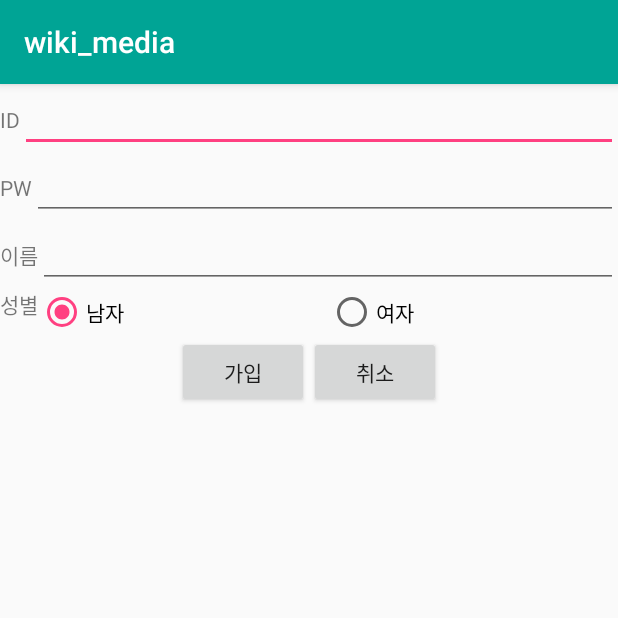
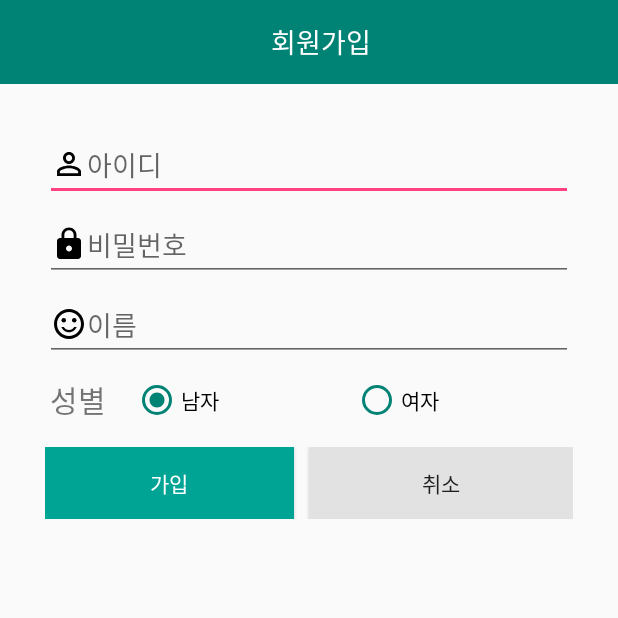
Before and after one commit to chltjdus27/DBProject, an Android app: the screen it shows after launch (SignUpActivity), after a tap on "회원가입", on a phone screen of 412 x 824 dp, the top half of it. Run offline under Robolectric (Android 15) with nearby library versions, the phone set to English and light mode, and no system bars; our stand-ins replace Volley.

Commit message:
로그인/회원가입 레이아웃

```diff
--- a/app/build.gradle
+++ b/app/build.gradle
@@ -23,6 +23,7 @@ dependencies {
     implementation 'com.android.support:appcompat-v7:26.1.0'
     implementation 'com.android.support.constraint:constraint-layout:1.1.0'
     implementation 'com.android.volley:volley:1.0.0'
+    compile 'com.android.support:design:26.1.0'
     testImplementation 'junit:junit:4.12'
     androidTestImplementation('com.android.support.test:runner:1.0.2', {
         exclude group: 'com.android.support', module: 'support-annotations'
--- a/app/src/main/AndroidManifest.xml
+++ b/app/src/main/AndroidManifest.xml
@@ -19,7 +19,9 @@
                 <category android:name="android.intent.category.LAUNCHER" />
             </intent-filter>
         </activity>
-        <activity android:name=".SignUpActivity" />
+        <activity android:name=".SignUpActivity"
+            android:theme="@style/AppTheme.NoActionBar"/>
+
         <activity android:name=".MyMusicActivity" />
         <activity android:name=".GroupMusicActivity" />
         <activity android:name=".HomeActivity"></activity>
--- a/app/src/main/java/com/example/seoyeon/wiki_media/LoginActivity.java
+++ b/app/src/main/java/com/example/seoyeon/wiki_media/LoginActivity.java
@@ -7,9 +7,11 @@ import android.os.Looper;
 import android.os.StrictMode;
 import android.support.v7.app.AppCompatActivity;
 import android.os.Bundle;
+import android.text.Html;
 import android.util.Log;
 import android.view.View;
 import android.widget.EditText;
+import android.widget.TextView;
 import android.widget.Toast;
 
 import org.apache.http.HttpEntity;
@@ -33,6 +35,7 @@ import java.util.List;
 public class LoginActivity extends AppCompatActivity {
 
     private EditText userId ,userPw;
+    private TextView btn_signUp;
     private HttpPost httpPost;
     private HttpResponse response;
     private HttpClient httpclient;
@@ -52,6 +55,10 @@ public class LoginActivity extends AppCompatActivity {
 
         userId = (EditText)findViewById(R.id.userId);
         userPw = (EditText)findViewById(R.id.userPw);
+        btn_signUp = (TextView)findViewById(R.id.btn_signUp);
+
+        String str = "회원가입";
+        btn_signUp.setText(Html.fromHtml("<u>" + str + "</u>"));
 
         findViewById(R.id.btn_login).setOnClickListener(new View.OnClickListener() {
             @Override
@@ -67,7 +74,7 @@ public class LoginActivity extends AppCompatActivity {
             }
         });
 
-        findViewById(R.id.btn_signUp).setOnClickListener(new View.OnClickListener() {
+        btn_signUp.setOnClickListener(new View.OnClickListener() {
             @Override
             public void onClick(View view) {
                 Intent intent = new Intent(LoginActivity.this, SignUpActivity.class);
--- a/app/src/main/java/com/example/seoyeon/wiki_media/SignUpActivity.java
+++ b/app/src/main/java/com/example/seoyeon/wiki_media/SignUpActivity.java
@@ -3,9 +3,11 @@ package com.example.seoyeon.wiki_media;
 import android.app.ProgressDialog;
 import android.content.Intent;
 import android.os.AsyncTask;
+import android.support.v7.app.ActionBar;
 import android.support.v7.app.AlertDialog;
 import android.support.v7.app.AppCompatActivity;
 import android.os.Bundle;
+import android.support.v7.widget.Toolbar;
 import android.util.Log;
 import android.view.View;
 import android.widget.Button;
@@ -37,6 +39,13 @@ public class SignUpActivity extends AppCompatActivity {
     protected void onCreate(Bundle savedInstanceState) {
         super.onCreate(savedInstanceState);
         setContentView(R.layout.activity_sign_up);
+
+        Toolbar toolbar = (Toolbar)findViewById(R.id.signUp_toolbar);
+        setSupportActionBar(toolbar);
+
+        ActionBar actionBar = getSupportActionBar();
+        actionBar.setDisplayShowCustomEnabled(true); //커스터마이징 하기 위해 필요
+        actionBar.setDisplayShowTitleEnabled(false);
 
         id = findViewById(R.id.id);
         pw = findViewById(R.id.passwd);
--- /dev/null
+++ b/app/src/main/res/drawable/ic_https_black_24dp.xml
@@ -0,0 +1,9 @@
+<vector xmlns:android="http://schemas.android.com/apk/res/android"
+        android:width="24dp"
+        android:height="24dp"
+        android:viewportWidth="24.0"
+        android:viewportHeight="24.0">
+    <path
+        android:fillColor="#FF000000"
+        android:pathData="M18,8h-1L17,6c0,-2.76 -2.24,-5 -5,-5S7,3.24 7,6v2L6,8c-1.1,0 -2,0.9 -2,2v10c0,1.1 0.9,2 2,2h12c1.1,0 2,-0.9 2,-2L20,10c0,-1.1 -0.9,-2 -2,-2zM12,17c-1.1,0 -2,-0.9 -2,-2s0.9,-2 2,-2 2,0.9 2,2 -0.9,2 -2,2zM15.1,8L8.9,8L8.9,6c0,-1.71 1.39,-3.1 3.1,-3.1 1.71,0 3.1,1.39 3.1,3.1v2z"/>
+</vector>
--- /dev/null
+++ b/app/src/main/res/drawable/ic_person_outline_black_24dp.xml
@@ -0,0 +1,9 @@
+<vector xmlns:android="http://schemas.android.com/apk/res/android"
+        android:width="24dp"
+        android:height="24dp"
+        android:viewportWidth="24.0"
+        android:viewportHeight="24.0">
+    <path
+        android:fillColor="#FF000000"
+        android:pathData="M12,5.9c1.16,0 2.1,0.94 2.1,2.1s-0.94,2.1 -2.1,2.1S9.9,9.16 9.9,8s0.94,-2.1 2.1,-2.1m0,9c2.97,0 6.1,1.46 6.1,2.1v1.1L5.9,18.1L5.9,17c0,-0.64 3.13,-2.1 6.1,-2.1M12,4C9.79,4 8,5.79 8,8s1.79,4 4,4 4,-1.79 4,-4 -1.79,-4 -4,-4zM12,13c-2.67,0 -8,1.34 -8,4v3h16v-3c0,-2.66 -5.33,-4 -8,-4z"/>
+</vector>
--- /dev/null
+++ b/app/src/main/res/drawable/ic_sentiment_satisfied_black_24dp.xml
@@ -0,0 +1,15 @@
+<vector xmlns:android="http://schemas.android.com/apk/res/android"
+        android:width="24dp"
+        android:height="24dp"
+        android:viewportWidth="24.0"
+        android:viewportHeight="24.0">
+    <path
+        android:fillColor="#FF000000"
+        android:pathData="M15.5,9.5m-1.5,0a1.5,1.5 0,1 1,3 0a1.5,1.5 0,1 1,-3 0"/>
+    <path
+        android:fillColor="#FF000000"
+        android:pathData="M8.5,9.5m-1.5,0a1.5,1.5 0,1 1,3 0a1.5,1.5 0,1 1,-3 0"/>
+    <path
+        android:fillColor="#FF000000"
+        android:pathData="M11.99,2C6.47,2 2,6.48 2,12s4.47,10 9.99,10C17.52,22 22,17.52 22,12S17.52,2 11.99,2zM12,20c-4.42,0 -8,-3.58 -8,-8s3.58,-8 8,-8 8,3.58 8,8 -3.58,8 -8,8zM12,16c-1.48,0 -2.75,-0.81 -3.45,-2L6.88,14c0.8,2.05 2.79,3.5 5.12,3.5s4.32,-1.45 5.12,-3.5h-1.67c-0.7,1.19 -1.97,2 -3.45,2z"/>
+</vector>
--- a/app/src/main/res/layout/activity_sign_up.xml
+++ b/app/src/main/res/layout/activity_sign_up.xml
@@ -7,21 +7,52 @@
     android:orientation="vertical"
     tools:context="com.example.seoyeon.wiki_media.SignUpActivity">
 
+    <android.support.v7.widget.Toolbar
+        android:id="@+id/signUp_toolbar"
+        android:layout_width="match_parent"
+        android:layout_height="wrap_content"
+        android:minHeight="?attr/actionBarSize"
+        android:background="@color/colorPrimaryDark">
+
+        <TextView
+            android:layout_width="match_parent"
+            android:layout_height="wrap_content"
+            android:text="회원가입"
+            android:textColor="#ffffff"
+            android:gravity="center"
+            android:textAppearance="@style/TextAppearance.AppCompat.Medium" />
+
+    </android.support.v7.widget.Toolbar>
+
     <LinearLayout
         android:layout_width="match_parent"
-        android:layout_height="wrap_content"
-        android:orientation="horizontal">
-
-        <TextView
-            android:layout_width="wrap_content"
-            android:layout_height="wrap_content"
-            android:text="ID"/>
-
+        android:layout_height="match_parent"
+        android:orientation="vertical"
+        android:padding="30dp">
         <EditText
             android:id="@+id/id"
             android:layout_width="match_parent"
-            android:layout_height="wrap_content" />
-    </LinearLayout>
+            android:layout_height="wrap_content"
+            android:drawableLeft="@drawable/ic_person_outline_black_24dp"
+            android:hint="아이디"
+            android:layout_marginBottom="5dp"/>
+
+        <EditText
+            android:id="@+id/passwd"
+            android:layout_width="match_parent"
+            android:layout_height="wrap_content"
+            android:inputType="textPassword"
+            android:drawableLeft="@drawable/ic_https_black_24dp"
+            android:hint="비밀번호"
+            android:layout_marginBottom="5dp"/>
+
+        <EditText
+            android:id="@+id/name"
+            android:layout_width="match_parent"
+            android:layout_height="wrap_content"
+            android:drawableLeft="@drawable/ic_sentiment_satisfied_black_24dp"
+            android:hint="이름"
+            android:layout_marginBottom="10dp"/>
 
         <LinearLayout
             android:layout_width="match_parent"
@@ -29,61 +60,37 @@
             android:orientation="horizontal">
 
             <TextView
-            android:layout_width="wrap_content"
+                android:layout_width="0dp"
                 android:layout_height="wrap_content"
-            android:text="PW"/>
-
-        <EditText
-            android:id="@+id/passwd"
-            android:layout_width="match_parent"
-            android:layout_height="wrap_content"
-            android:inputType="textPassword"
-            />
-    </LinearLayout>
-    <LinearLayout
-        android:layout_width="match_parent"
-        android:layout_height="wrap_content"
-        android:orientation="horizontal">
-
-        <TextView
-            android:layout_width="wrap_content"
-            android:layout_height="wrap_content"
-            android:text="이름"/>
-
-        <EditText
-            android:id="@+id/name"
-            android:layout_width="match_parent"
-            android:layout_height="wrap_content" />
-    </LinearLayout>
-    <LinearLayout
-        android:layout_width="match_parent"
-        android:layout_height="wrap_content"
-        android:orientation="horizontal">
-
-        <TextView
-            android:layout_width="wrap_content"
-            android:layout_height="wrap_content"
-            android:text="성별"/>
+                android:layout_weight="1"
+                android:text="성별"
+                android:textSize="20sp"
+                android:paddingLeft="3dp"
+                android:layout_gravity="center"/>
 
             <RadioGroup
                 android:id="@+id/radioGroup"
-            android:layout_width="match_parent"
+                android:layout_width="0dp"
                 android:layout_height="wrap_content"
+                android:layout_weight="5"
                 android:orientation="horizontal">
+
                 <RadioButton
                     android:id="@+id/rb_male"
                     android:text="남자"
                     android:layout_width="0dp"
                     android:layout_height="wrap_content"
                     android:layout_weight="1"
-                android:checked="true"/>
+                    android:checked="true"
+                    android:buttonTint="#008275"/>
 
                 <RadioButton
                     android:id="@+id/rb_female"
                     android:text="여자"
                     android:layout_width="0dp"
                     android:layout_height="wrap_content"
-                android:layout_weight="1" />
+                    android:layout_weight="1"
+                    android:buttonTint="#008275"/>
             </RadioGroup>
 
         </LinearLayout>
@@ -92,20 +99,29 @@
             android:layout_width="match_parent"
             android:layout_height="wrap_content"
             android:orientation="horizontal"
-        android:gravity="center">
+            android:gravity="center"
+            android:layout_marginTop="15dp">
 
             <Button
                 android:id="@+id/btn_register"
-            android:layout_width="wrap_content"
+                android:layout_width="match_parent"
                 android:layout_height="wrap_content"
+                android:layout_weight="1"
                 android:text="가입"
-            android:onClick="insert"/>
+                android:onClick="insert"
+                android:background="#00A495"
+                android:textColor="#ffffff"
+                android:layout_marginRight="10dp"/>
 
             <Button
                 android:id="@+id/btn_cancel"
-            android:layout_width="wrap_content"
+                android:layout_width="match_parent"
                 android:layout_height="wrap_content"
-            android:text="취소"/>
+                android:layout_weight="1"
+                android:text="취소"
+                android:background="#e2e2e2"/>
         </LinearLayout>
 
     </LinearLayout>
+
+</LinearLayout>
--- a/app/src/main/res/values/styles.xml
+++ b/app/src/main/res/values/styles.xml
@@ -3,9 +3,14 @@
     <!-- Base application theme. -->
     <style name="AppTheme" parent="Theme.AppCompat.Light.DarkActionBar">
         <!-- Customize your theme here. -->
-        <item name="colorPrimary">@color/colorPrimary</item>
+        <item name="colorPrimary">@color/colorPrimaryDark</item>
         <item name="colorPrimaryDark">@color/colorPrimaryDark</item>
         <item name="colorAccent">@color/colorAccent</item>
     </style>
 
+    <style name="AppTheme.NoActionBar">
+        <item name="windowActionBar">false</item>
+        <item name="windowNoTitle">true</item>
+    </style>
+
 </resources>
```
Also changed, not shown: app/src/main/res/layout/activity_login.xml (+68 -38 lines), app/src/main/res/drawable/logo.png (added). Lines whose indentation alone changed are shown as unchanged.
